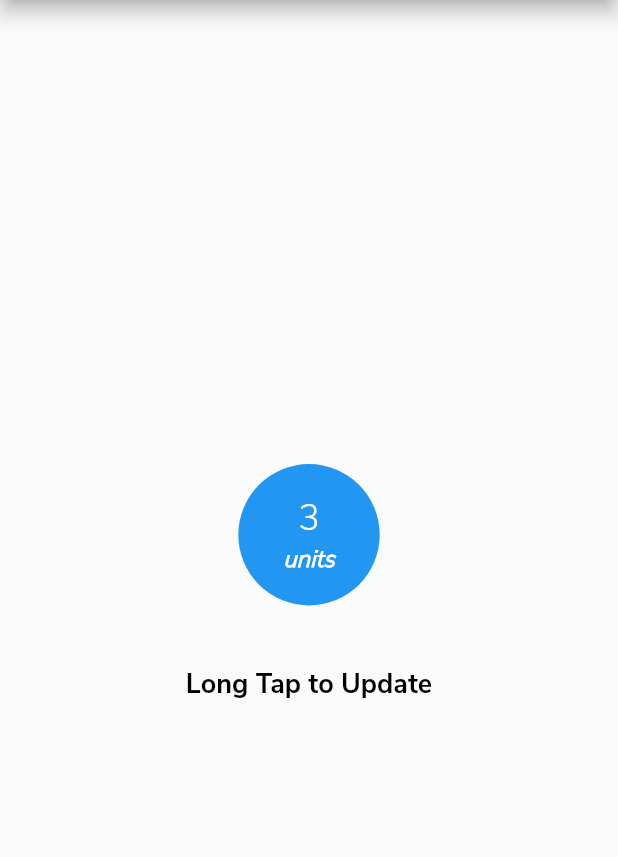
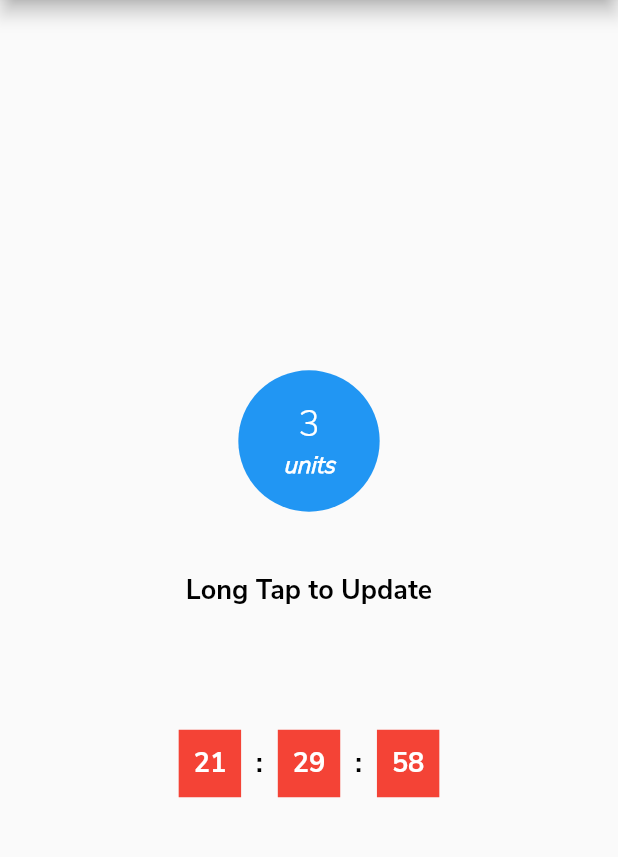
Before and after one commit to chaitu843/flutter_app, a Flutter app: the HomePage screen opened by its route, on a phone screen of 412 x 824 dp, the part 84-941 px from its top. Run offline on Flutter 3.47's test engine with Material 2 defaults, Android fonts, the phone set to English and light mode, and no system bars.

Commit message:
Working on counter -- Animation

```diff
--- /dev/null
+++ b/lib/Counter.dart
@@ -0,0 +1,94 @@
+import 'dart:async';
+
+import 'package:flutter/material.dart';
+
+class Counter extends StatefulWidget {
+  @override
+  State<StatefulWidget> createState() {
+    return CounterState();
+  }
+}
+
+class CounterState extends State<Counter> {
+  static var time = DateTime.now();
+  int hour, minute, second;
+  @override
+  void initState() {
+    super.initState();
+    Timer.periodic(
+        Duration(
+          seconds: 1,
+        ), (Timer time) {
+      if (second == 0) {
+        setState(() {
+          second = 59;
+          if (minute != 0)
+            minute = minute - 1;
+          else {
+            minute = 59;
+            if(hour!=0) hour = hour - 1;
+            else hour = 23;
+          }
+        });
+      } else {
+        setState(() {
+          second--;
+        });
+      }
+    });
+    DateTime bTime;
+    bTime = DateTime(time.year, time.month, time.day, 8, 0);
+    List<String> countDown = bTime.difference(time).toString().split(':');
+    if(int.parse(countDown[0]) > 0)
+      this.setState(() {
+        hour = int.parse(countDown[0], radix: 10);
+        minute = int.parse(countDown[1], radix: 10);
+        second = int.parse(countDown[2].split('.')[0], radix: 10);
+      });
+    else {
+      this.setState(() {
+        hour = 23 + int.parse(countDown[0], radix: 10);
+        minute = 59 - int.parse(countDown[1], radix: 10);
+        second = 59 - int.parse(countDown[2].split('.')[0], radix: 10);
+      });
+    }
+  }
+
+  @override
+  Widget build(BuildContext context) {
+
+    return Row(
+      mainAxisAlignment: MainAxisAlignment.center,
+      children: <Widget>[
+      Container(
+        margin: EdgeInsets.only(right: 10.0),
+        child: hour < 10 ? Text('0$hour', style: TextStyle(color: Colors.white),) : Text('$hour', style: TextStyle(color: Colors.white),),
+        padding: EdgeInsets.all(10.0),
+        decoration: BoxDecoration(
+          color: Colors.red
+        ),
+      ),
+      Text(':'),
+      Container(
+        margin: EdgeInsets.only(right: 10.0, left:10.0),
+        child: minute < 10 ? Text('0$minute', style: TextStyle(color: Colors.white),) : Text('$minute', style: TextStyle(color: Colors.white),),
+        padding: EdgeInsets.all(10.0),
+        decoration: BoxDecoration(
+          color: Colors.red
+        ),
+      ),
+      Text(':'),
+      AnimatedContainer(
+        duration: Duration(seconds: 1),
+        child: Container(
+        margin: EdgeInsets.only(left: 10.0),
+        child: second < 10 ? Text('0$second', style: TextStyle(color: Colors.white),) : Text('$second', style: TextStyle(color: Colors.white),),
+        padding: EdgeInsets.all(10.0),
+        decoration: BoxDecoration(
+          color: Colors.red
+        ),
+      ),
+      )
+    ],);
+  }
+}
--- a/lib/HomePage/HomePage.dart
+++ b/lib/HomePage/HomePage.dart
@@ -1,7 +1,10 @@
 import 'dart:async';
+import 'dart:convert';
 
 import 'package:flutter/material.dart';
 import 'package:flutter_app/routes.dart';
+
+import '../Counter.dart';
 
 class HomePage extends StatefulWidget {
   @override
@@ -11,12 +14,41 @@ class HomePage extends StatefulWidget {
 }
 
 class HomePageState extends State<HomePage> {
-
   void drawerCallback(context, value) {
     switch (value) {
       case 'My Account':
         Navigator.of(context).pop();
         Navigator.of(context).pushNamed(Routes.ACCOUNT_PAGE);
+        break;
+      case 'Sign Out':
+        Navigator.of(context).pop();
+        showDialog(
+            context: context,
+            builder: (BuildContext context) {
+              return AlertDialog(
+                content: Text('Are you sure you want to Sign Out?'),
+                backgroundColor: Colors.white,
+                contentPadding: EdgeInsets.only(top: 20.0, left: 20.0, right: 20.0),
+                actions: <Widget>[
+                  FlatButton(
+                    child: Text('SIGN OUT'),
+                    onPressed: () {
+                      Navigator.of(context).pushNamedAndRemoveUntil(
+                          Routes.AUTH_PAGE, (Route route) {
+                        if (route == null) return true;
+                        return false;
+                      });
+                    },
+                  ),
+                  FlatButton(
+                    child: Text('GO BACK'),
+                    onPressed: () {
+                      Navigator.of(context).pop();
+                    },
+                  ),
+                ],
+              );
+            });
         break;
       default:
         Navigator.of(context).pop();
@@ -28,76 +60,99 @@ class HomePageState extends State<HomePage> {
     super.initState();
   }
 
-
   @override
   Widget build(BuildContext context) {
-
     return Scaffold(
       appBar: AppBar(
         title: InkWell(
-          child: Text('Dodhi', style: TextStyle(fontFamily: 'Nunito Bold', fontStyle: FontStyle.italic),),
-          onTap:(){
-            Navigator.of(context).pushNamedAndRemoveUntil(Routes.HOME_PAGE, (Route route) => route.settings.name == Routes.HOME_PAGE);
-          }
+            child: Text(
+              'Dodhi',
+              style: TextStyle(
+                  fontFamily: 'Nunito Bold', fontStyle: FontStyle.italic),
             ),
+            onTap: () {
+              Navigator.of(context).pushNamedAndRemoveUntil(Routes.HOME_PAGE,
+                  (Route route) => route.settings.name == Routes.HOME_PAGE);
+            }),
       ),
       drawer: Drawer(
         child: ListView(
           children: <Widget>[
             UserAccountsDrawerHeader(
-              accountEmail: Text('chaitanyareddy843@gmail.com', style: TextStyle(fontFamily: 'Nunito', fontSize: 12.0,),),
-              accountName: Text('Chaitanya', style: TextStyle(fontFamily: 'Nunito Bold', fontSize: 18.0,),),
+              accountEmail: Text(
+                'chaitanyareddy843@gmail.com',
+                style: TextStyle(
+                  fontFamily: 'Nunito',
+                  fontSize: 12.0,
+                ),
+              ),
+              accountName: Text(
+                'Chaitanya',
+                style: TextStyle(
+                  fontFamily: 'Nunito Bold',
+                  fontSize: 18.0,
+                ),
+              ),
               // currentAccountPicture: CircleAvatar(child: Image.asset('assets/logo/256x256.jpg'),),
               onDetailsPressed: null,
             ),
             ListTile(
                 enabled: true,
-              title: Text('My Account', style : TextStyle()),
+                title: Text('My Account', style: TextStyle()),
                 onTap: () {
                   drawerCallback(context, 'My Account');
-              }
+                }),
+            ListTile(
+              enabled: false,
+              title: Text('Payments', style: TextStyle()),
             ),
             ListTile(
               enabled: false,
-              title: Text('Payments', style : TextStyle()),
+              title: Text('History', style: TextStyle()),
             ),
             ListTile(
               enabled: false,
-              title: Text('History', style : TextStyle()),
+              title: Text('Add/Sub', style: TextStyle()),
             ),
             ListTile(
-              enabled: false,
-              title: Text('Add/Sub', style : TextStyle()),
-            ),
-             ListTile(
-              enabled: false,
-              title: Text('Sign Out', style : TextStyle()),
+              enabled: true,
+              title: Text('Sign Out', style: TextStyle()),
+              onTap: () {
+                drawerCallback(context, 'Sign Out');
+              },
             )
           ],
         ),
       ),
-      body: Center(child: Column(
+      body: Center(
+        child: Column(
           mainAxisAlignment: MainAxisAlignment.center,
-
           children: <Widget>[
             Container(
               margin: EdgeInsets.only(bottom: 30.0),
               padding: EdgeInsets.all(30.0),
-            decoration: BoxDecoration(shape: BoxShape.circle, color: Theme.of(context).primaryColor, ),
+              decoration: BoxDecoration(
+                shape: BoxShape.circle,
+                color: Theme.of(context).primaryColor,
+              ),
               child: InkWell(
                 onLongPress: () {
                   // Will redirect to ADD/SUB page with option set as a daily
                 },
-              child: Column(children: <Widget>[
+                child: Column(
+                  children: <Widget>[
                     Text('3', style: Theme.of(context).textTheme.display1),
-              Text('units', style: Theme.of(context).textTheme.display2)],),
-            ),
-            ),
-          Text('Long Tap to Update')
+                    Text('units', style: Theme.of(context).textTheme.display2)
                   ],
                 ),
               ),
-
+            ),
+            Text('Long Tap to Update'),
+            SizedBox(height: 80.0,),
+            Counter()
+          ],
+        ),
+      ),
     );
   }
 }
--- a/lib/main.dart
+++ b/lib/main.dart
@@ -74,7 +74,7 @@ class MyApp extends StatelessWidget {
               contentPadding: EdgeInsets.all(10.0)),
         ),
         debugShowCheckedModeBanner: false,
-        home: AuthPage(),
+        home: HomePage(),
         onGenerateRoute: (settings) {
           final Map<String, dynamic> arguments = settings.arguments;
           switch (settings.name) {
--- a/lib/routes.dart
+++ b/lib/routes.dart
@@ -2,4 +2,5 @@ class Routes {
   static const REGISTER_PAGE = '/register-page';
   static const HOME_PAGE = '/home-page';
   static const ACCOUNT_PAGE = '/account-page';
+  static const AUTH_PAGE = '/';
 }
```
Also changed, not shown: lib/PocONtime.dart (deleted, +0 -28 lines), 1 other file. Lines whose indentation alone changed are shown as unchanged.
